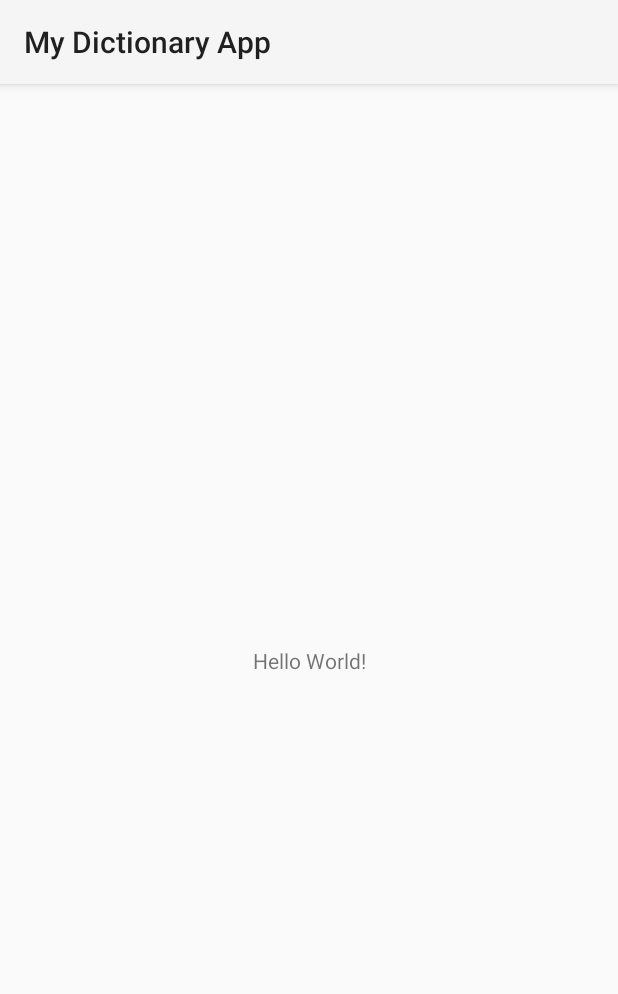
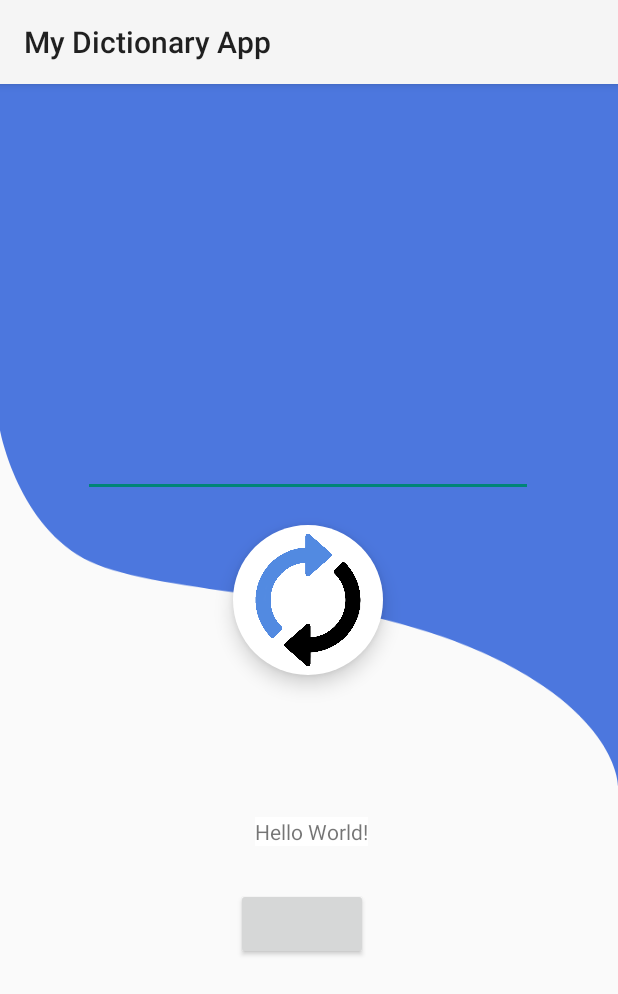
Before and after one commit to juck0/My_Dictionary_App, an Android app: the screen it shows after launch (MainActivity), on a phone screen of 412 x 824 dp. Shown: the top 994 px of the screen. Run offline under Robolectric (Android 15) with nearby library versions, the phone set to English and light mode, and no system bars; 4 statements that could not run were skipped.

Commit message:
refactor ui

```diff
--- a/app/src/main/AndroidManifest.xml
+++ b/app/src/main/AndroidManifest.xml
@@ -1,6 +1,7 @@
 <?xml version="1.0" encoding="utf-8"?>
 <manifest xmlns:android="http://schemas.android.com/apk/res/android"
     package="com.theChance2.mydictionaryapp">
+    <uses-permission android:name="android.permission.INTERNET"/>
 
     <application
         android:allowBackup="true"
--- a/app/src/main/java/com/theChance2/mydictionaryapp/MainActivity.kt
+++ b/app/src/main/java/com/theChance2/mydictionaryapp/MainActivity.kt
@@ -2,10 +2,35 @@ package com.theChance2.mydictionaryapp
 
 import androidx.appcompat.app.AppCompatActivity
 import android.os.Bundle
+import androidx.lifecycle.lifecycleScope
+import com.theChance2.mydictionaryapp.databinding.ActivityMainBinding
+import kotlinx.coroutines.Dispatchers
+import kotlinx.coroutines.flow.buffer
+import kotlinx.coroutines.delay
+import kotlinx.coroutines.flow.*
+import kotlinx.coroutines.launch
 
 class MainActivity : AppCompatActivity() {
+    lateinit var binding : ActivityMainBinding
     override fun onCreate(savedInstanceState: Bundle?) {
         super.onCreate(savedInstanceState)
-        setContentView(R.layout.activity_main)
+        binding = ActivityMainBinding.inflate(layoutInflater)
+        setContentView(binding.root)
+
+        runOnUiThread{
+            Network.makeRequestUsingOkhttp()
+        }
+        playWithFlow()
+    }
+    private fun playWithFlow() {
+        val flow = flow {
+            emit(UrlModifier.getUrl("hello bitch","en","fr"))
+        }.flowOn(Dispatchers.IO)
+        binding.clickMe.setOnClickListener { lifecycleScope.launch {
+            flow.buffer().collect {
+                delay(2000)
+                binding.translate.text = Network.result
+            }
+        } }
     }
 }
--- /dev/null
+++ b/app/src/main/java/com/theChance2/mydictionaryapp/Network.kt
@@ -0,0 +1,31 @@
+package com.theChance2.mydictionaryapp
+
+import android.util.Log
+import com.google.gson.Gson
+import okhttp3.FormBody
+
+import okhttp3.OkHttpClient
+import okhttp3.Request
+
+object Network {
+    var result = ""
+    private val client = OkHttpClient()
+    private val gson = Gson()
+    private val builder = FormBody.Builder()
+    fun makeRequestUsingOkhttp(): State<Questions> {
+        val request = Request.Builder()
+            .url(UrlModifier.url)
+            .post(builder.build())
+            .build()
+        val response = client.newCall(request).execute()
+        return if (response.isSuccessful){
+            val responseQuiz = gson.fromJson(response.body?.string(), Questions::class.java)
+            Log.i("responseQuiz", responseQuiz.toString())
+             result = responseQuiz.translatedText.toString()
+            State.Success(responseQuiz)
+        }else{
+            State.Error(response.message)
+        }
+
+    }
+}
--- /dev/null
+++ b/app/src/main/java/com/theChance2/mydictionaryapp/Questions.kt
@@ -0,0 +1,8 @@
+package com.theChance2.mydictionaryapp
+
+import com.google.gson.annotations.SerializedName
+
+data class Questions(
+    @SerializedName("translatedText")
+    val translatedText: String?
+)
--- /dev/null
+++ b/app/src/main/java/com/theChance2/mydictionaryapp/State.kt
@@ -0,0 +1,7 @@
+package com.theChance2.mydictionaryapp
+
+sealed class State<out T>{
+    data class Success<T>(val data:T) : State<T>()
+    data class Error(val message:String) : State<Nothing>()
+    object Loading : State<Nothing>()
+}
--- /dev/null
+++ b/app/src/main/java/com/theChance2/mydictionaryapp/UrlModifier.kt
@@ -0,0 +1,16 @@
+package com.theChance2.mydictionaryapp
+
+object UrlModifier {
+    private var myUrl: String = ""
+    val url: String
+        get() = myUrl
+
+
+    fun getUrl(text: String?,langSource: String?,langTarget: String?){
+        myUrl = "https://translate.astian.org/translate?" +
+                "q=${text}" +
+                "&source=${langSource}" +
+                "&target=${langTarget}" +
+                "&format=text"
+    }
+}
--- /dev/null
+++ b/app/src/main/res/drawable/shape_circle.xml
@@ -0,0 +1,8 @@
+<?xml version="1.0" encoding="utf-8"?>
+<shape xmlns:android="http://schemas.android.com/apk/res/android"
+    android:shape="rectangle"
+    >
+    <solid android:color="@color/white"/>
+    <corners android:radius="60dp"/>
+
+</shape>
--- a/app/src/main/res/layout/activity_main.xml
+++ b/app/src/main/res/layout/activity_main.xml
@@ -4,15 +4,56 @@
     xmlns:tools="http://schemas.android.com/tools"
     android:layout_width="match_parent"
     android:layout_height="match_parent"
-    tools:context=".MainActivity">
+    tools:context=".MainActivity"
+    android:background="@drawable/pixelxl">
 
     <TextView
+        android:id="@+id/translate"
         android:layout_width="wrap_content"
         android:layout_height="wrap_content"
+        android:background="@color/white"
         android:text="Hello World!"
         app:layout_constraintBottom_toBottomOf="parent"
+        app:layout_constraintEnd_toEndOf="parent"
+        app:layout_constraintHorizontal_bias="0.504"
         app:layout_constraintLeft_toLeftOf="parent"
         app:layout_constraintRight_toRightOf="parent"
-        app:layout_constraintTop_toTopOf="parent" />
+        app:layout_constraintStart_toStartOf="parent"
+        app:layout_constraintTop_toTopOf="parent"
+        app:layout_constraintVertical_bias="0.653" />
 
+    <Button
+        android:id="@+id/click_me"
+        android:layout_width="wrap_content"
+        android:layout_height="wrap_content"
+        android:layout_marginBottom="184dp"
+        app:layout_constraintBottom_toBottomOf="parent"
+        app:layout_constraintEnd_toEndOf="parent"
+        app:layout_constraintHorizontal_bias="0.486"
+        app:layout_constraintStart_toStartOf="parent" />
+
+    <ImageView
+        android:id="@+id/imageView"
+        android:layout_width="100dp"
+        android:layout_height="100dp"
+        android:background="@drawable/shape_circle"
+        android:elevation="8dp"
+        android:src="@drawable/refresh1"
+        app:layout_constraintBottom_toBottomOf="parent"
+        app:layout_constraintEnd_toEndOf="parent"
+        app:layout_constraintHorizontal_bias="0.498"
+        app:layout_constraintStart_toStartOf="parent"
+        app:layout_constraintTop_toTopOf="parent"
+        app:layout_constraintVertical_bias="0.44" />
+
+    <EditText
+        android:layout_width="300dp"
+        android:layout_height="100dp"
+        android:textColor="@color/white"
+        app:layout_constraintBottom_toTopOf="@+id/imageView"
+        app:layout_constraintEnd_toEndOf="parent"
+        app:layout_constraintHorizontal_bias="0.495"
+        app:layout_constraintStart_toStartOf="parent"
+        app:layout_constraintTop_toTopOf="parent"
+        app:layout_constraintVertical_bias="0.904" />
 </androidx.constraintlayout.widget.ConstraintLayout>
```
Also changed, not shown: app/src/main/res/drawable-hdpi/pixelxl.png (added), app/src/main/res/drawable-ldpi/pixelxl.png (added), app/src/main/res/drawable-mdpi/pixelxl.png (added), app/src/main/res/drawable-v24/refresh1.png (added), app/src/main/res/drawable-xhdpi/pixelxl.png (added), app/src/main/res/drawable-xxhdpi/pixelxl.png (added), app/src/main/res/drawable-xxxhdpi/pixelxl.png (added).
